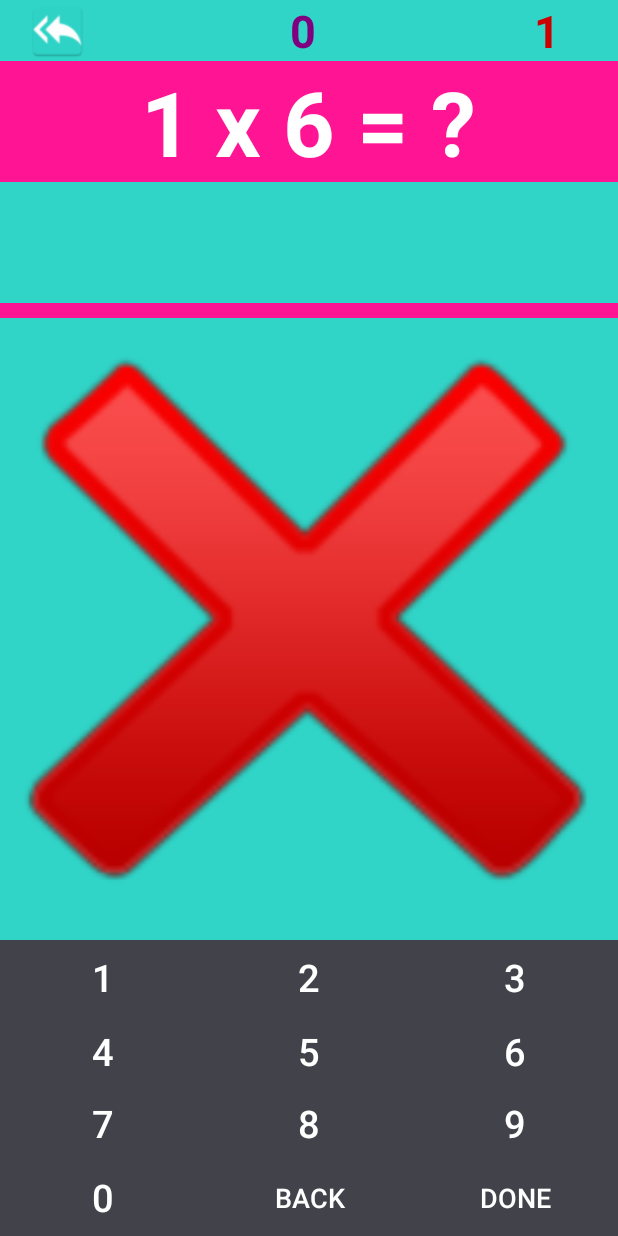
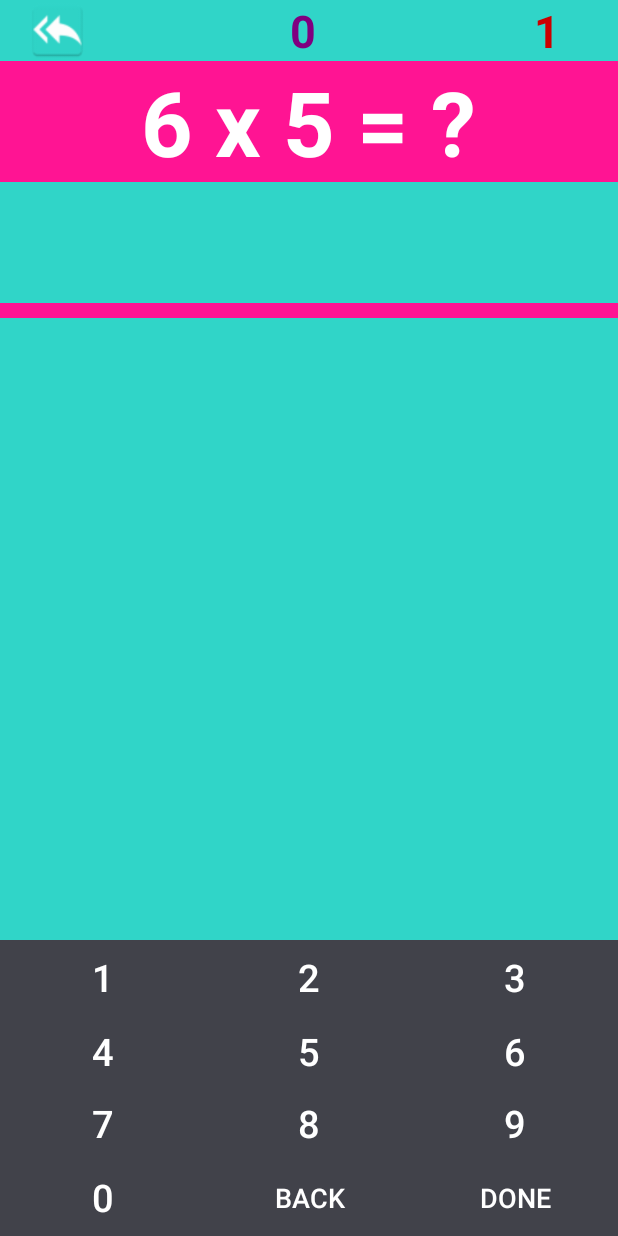
Before and after one commit to CheetaTech/MultiplicationTable, an Android app: the TrainingActivity screen opened directly, with no data from a screen before it, after a tap on "DONE", on a phone screen of 412 x 824 dp. Run offline under Robolectric (Android 15) with nearby library versions, the phone set to English and light mode, and no system bars; 1 statement that could not run was skipped.

Commit message:
ses efektleri eklendi

```diff
--- a/app/src/main/java/com/multiplationtable/LearnActivity.java
+++ b/app/src/main/java/com/multiplationtable/LearnActivity.java
@@ -39,12 +39,16 @@
         controller = new LearningController(getApplicationContext());
         controller.setListener(this);
 
+        ((ImageView)findViewById(R.id.backImageViewLearn)).setOnClickListener(this);
         for (int i = 0;i< learnButtons.length; i++)
             ((Button)findViewById(learnButtons[i])).setOnClickListener(this);
     }
 
     @Override
     public void onClick(View v) {
+        if(v.getId() == R.id.backImageViewLearn)
+            onBackPressed();
+
         for(int i = 0;i<learnButtons.length;i++)
         {
             if(v.getId() == learnButtons[i])
--- a/app/src/main/java/com/multiplationtable/TrainSelectActivity.java
+++ b/app/src/main/java/com/multiplationtable/TrainSelectActivity.java
@@ -72,14 +72,18 @@
 
     private void checkButtons() {
         SelectionController.getInstance().clear();
+        int allNumberAvailable = 0;
         for(int i = 0;i<buttons.length;i++)
         {
             if( ((ToggleButton)buttons[i]).isChecked() == false)
             {
                 Log.e("TOGGLE","Button id si "+ (i+1));
                 SelectionController.getInstance().add(i+1);
-            }
+            }else
+                allNumberAvailable +=1;
         }
+        if(allNumberAvailable == 10)
+            SelectionController.getInstance().allNumbersAvailable();
     }
 
     @Override
--- a/app/src/main/java/com/multiplationtable/TrainingActivity.java
+++ b/app/src/main/java/com/multiplationtable/TrainingActivity.java
@@ -1,22 +1,17 @@
 package com.multiplationtable;
 
 import android.graphics.Bitmap;
-import android.graphics.BitmapFactory;
+import android.media.AudioManager;
+import android.media.MediaPlayer;
 import android.os.Bundle;
-import android.support.design.widget.FloatingActionButton;
-import android.support.design.widget.Snackbar;
+import android.os.Handler;
 import android.support.v7.app.AppCompatActivity;
-import android.support.v7.widget.Toolbar;
 import android.util.Log;
 import android.view.View;
-import android.view.WindowManager;
 import android.widget.Button;
 import android.widget.ImageView;
 import android.widget.TextView;
 
-import org.w3c.dom.Text;
-
-import java.util.ArrayList;
 import java.util.Observable;
 import java.util.Observer;
 
@@ -47,6 +42,12 @@
 
     ImageView answerImage = null;
     TrainingController controller = null;
+    Handler handler = null;
+    Runnable runnable = null;
+    boolean toShow = false;
+    private MediaPlayer mediaPlayerCorrect = null;
+    private MediaPlayer mediaPlayerWrong = null;
+    int z = 0;
     /**
      * İkon olarak doğru ise drawable icindeki correct_image
      * yanlışlarda ise wrong_image imgesi kullanılacaktır.
@@ -54,6 +55,7 @@
     @Override
     protected void onCreate(Bundle savedInstanceState) {
         super.onCreate(savedInstanceState);
+        setVolumeControlStream(AudioManager.STREAM_MUSIC);
         setContentView(R.layout.content_training);
         init();
     }
@@ -78,10 +80,29 @@
         controller.askQuestion();
         ((TextView)findViewById(R.id.wrongValText)).setText(String.valueOf(controller.getWrongValueScore()));
         ((TextView)findViewById(R.id.correctValText)).setText(String.valueOf(controller.getCorrectValueScore()));
+
+        handler = new Handler();
+
+        runnable = new Runnable() {
+            @Override
+            public void run() {
+                answerText.setText("");
+                trainingModel.clearKeyboard();
+                controller.askQuestion();
+                answerImage.setVisibility(View.INVISIBLE);
+                toShow = false;
+            }
+        };
+
+        mediaPlayerCorrect = MediaPlayer.create(getApplicationContext(),R.raw.okvoice);
+        mediaPlayerWrong = MediaPlayer.create(getApplicationContext(),R.raw.wrongvoice);
     }
 
     @Override
     public void onClick(View v) {
+
+        if(this.toShow)
+            return;
         switch (v.getId())
         {
             case R.id.one_btn:
@@ -131,35 +152,46 @@
     }
 
     @Override
+    protected void onDestroy() {
+        if(mediaPlayerWrong != null)
+        {
+            mediaPlayerWrong.release();
+            mediaPlayerWrong = null;
+        }
+        if(mediaPlayerCorrect != null){
+            mediaPlayerCorrect.release();
+            mediaPlayerCorrect = null;
+        }
+        super.onDestroy();
+    }
+
+    @Override
     public void update(Observable observable, Object data) {
         answerText.setText(trainingModel.getTotalKeyboardString());
     }
 
     @Override
     public void OnCorrectAnswer(Bitmap bitmap,int correctValueScore) {
-        //answerImage.setVisibility(View.VISIBLE);
+        toShow = true;
+        mediaPlayerCorrect.start();
+        answerImage.setVisibility(View.VISIBLE);
         ((TextView)findViewById(R.id.correctValText)).setText(String.valueOf(correctValueScore));
         answerImage.setImageBitmap(bitmap);
-
-        answerText.setText("");
-        trainingModel.clearKeyboard();
-        controller.askQuestion();
-        //answerImage.setVisibility(View.INVISIBLE);
-
+        handler.postDelayed(runnable, 1000);
     }
 
     @Override
     public void OnWrongAnswer(Bitmap bitmap,int wrongValueScore) {
-        //answerImage.setVisibility(View.VISIBLE);
-
+        toShow = true;
+        mediaPlayerWrong.start();
+        answerImage.setVisibility(View.VISIBLE);
+        if(questionText == null)
+            return;
+        questionText.setText(controller.getCorrectStringValue());
         ((TextView) findViewById(R.id.wrongValText)).setText(String.valueOf(wrongValueScore));
         answerImage.setImageBitmap(bitmap);
+        handler.postDelayed(runnable, 1000);
 
-        answerText.setText("");
-        trainingModel.clearKeyboard();
-        controller.askQuestion();
-        //answerImage.setVisibility(View.INVISIBLE);
-        controller.askQuestion();
     }
 
     @Override
--- a/app/src/main/java/controller/SelectionController.java
+++ b/app/src/main/java/controller/SelectionController.java
@@ -1,5 +1,7 @@
 package controller;
 
+
+import android.util.Log;
 
 import java.util.ArrayList;
 
@@ -34,5 +36,11 @@
     {
         return this.list;
     }
+    public void allNumbersAvailable()
+    {
+        this.list.clear();
+        for(int i = 1 ; i<=10;i++)
+            this.list.add(i);
+    }
 
 }
--- a/app/src/main/java/controller/TrainingController.java
+++ b/app/src/main/java/controller/TrainingController.java
@@ -116,5 +116,8 @@
     {
         return this.wrongValueScore;
     }
-
+    public String getCorrectStringValue()
+    {
+        return String.valueOf(this.firstInt)+" x "+String.valueOf(this.secondInt)+" = "+String.valueOf(this.responseInt);
+    }
 }
```
Also changed, not shown: app/src/main/res/layout/content_learn.xml (+15 -0 lines), 2 other files.
